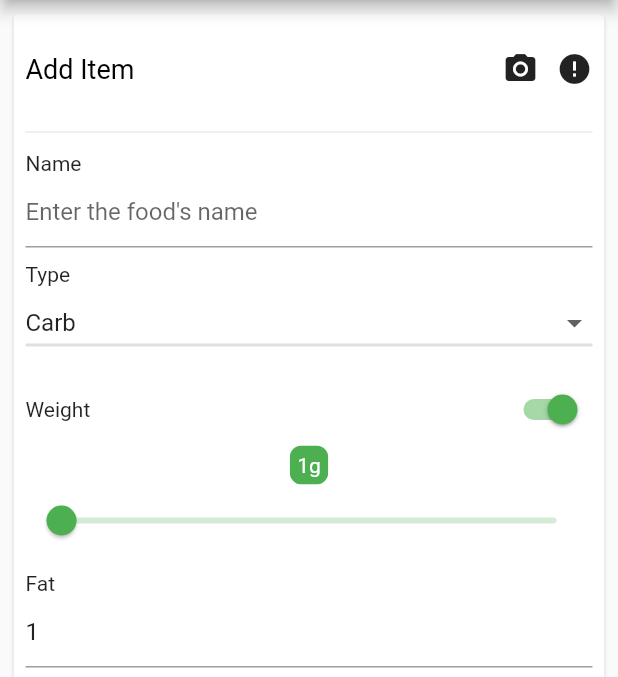
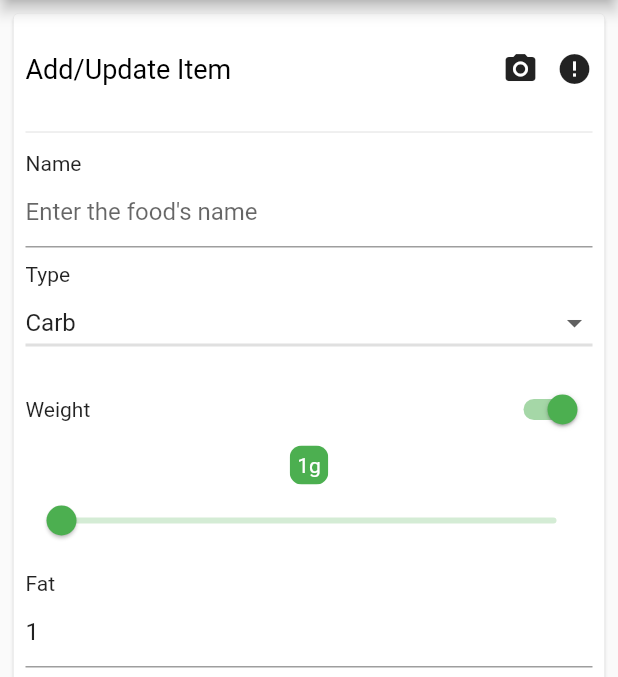
Before and after one commit to DoodlePeach/FitnessApp, a Flutter app: the FormWidget screen opened directly, on a phone screen of 412 x 824 dp, the part 84-761 px from its top. Run offline on Flutter 3.47's test engine with Material 2 defaults, Android fonts, the phone set to English and light mode, and no system bars; our stand-ins replace circular_check_box, fluttertoast, image_picker, permission_handler, sqflite; accounts and stored records are empty.

Commit message:
Fixed a bug where the forms page would crash when flipping the switch.

```diff
--- a/lib/form.dart
+++ b/lib/form.dart
@@ -153,7 +153,7 @@ class FormWidgetState extends State<FormWidget> {
                 hintText: 'Enter the item\'s weight',
               ),
 
-              initialValue: widget.item != null && isWeightDirty
+              initialValue: widget.item == null || isWeightDirty
                   ? weight.round().toInt().toString()
                   : widget.item.weight.toString(),
 
@@ -195,7 +195,7 @@ class FormWidgetState extends State<FormWidget> {
                       mainAxisAlignment: MainAxisAlignment.spaceBetween,
                       children: [
                         Text(
-                          "Add Item",
+                          "Add/Update Item",
                           style: cardTitleTextStyle,
                         ),
                         Container(
```
